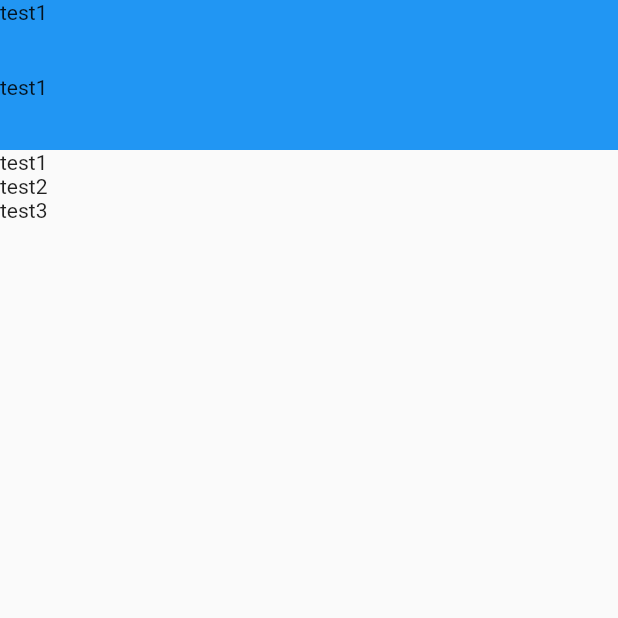
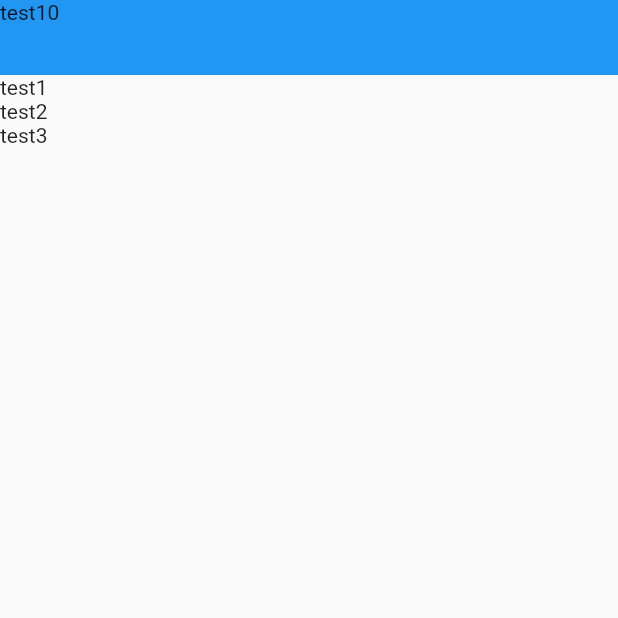
Before and after one commit to mettoboshi/riverpod_sample_app, a Flutter app: the screen it shows after launch, on a phone screen of 412 x 824 dp, the top half of it. Run offline on Flutter 3.47's test engine with Material 2 defaults, Android fonts, the phone set to English and light mode, and no system bars; our stand-ins replace hooks_riverpod.

Commit message:
list名を渡せるようにした

```diff
--- a/lib/ui/components/list_item.dart
+++ b/lib/ui/components/list_item.dart
@@ -1,14 +1,16 @@
 import 'package:flutter/material.dart';
 
 class ListItem extends StatelessWidget {
-  const ListItem({Key? key}) : super(key: key);
+  const ListItem({Key? key, required this.title}) : super(key: key);
+
+  final String title;
 
   @override
   Widget build(BuildContext context) {
     return Container(
       height: 50,
       color: Colors.blue,
-      child: Text('test1'),
+      child: Text(title),
     );
   }
 }
--- a/lib/ui/page/home_page.dart
+++ b/lib/ui/page/home_page.dart
@@ -9,16 +9,11 @@ class HomePage extends StatelessWidget {
   Widget build(BuildContext context) {
     return Scaffold(
         body: ListView(
-      children: [
-        Container(
-          height: 50,
-          color: Colors.blue,
-          child: Text('test1'),
-        ),
-        const ListItem(),
-        const Text('test1'),
-        const Text('test2'),
-        const Text('test3'),
+      children: const [
+        ListItem(title: 'test10'),
+        Text('test1'),
+        Text('test2'),
+        Text('test3'),
       ],
     ));
   }
```
